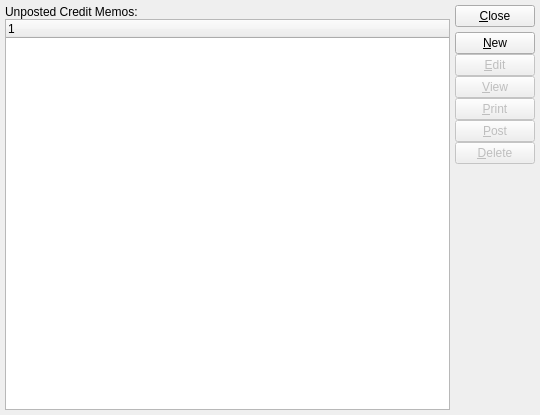
Before: the Qt Designer form guiclient/unpostedCreditMemos.ui in Pegasus-RPG/xtuple-client, drawn with Qt 5.
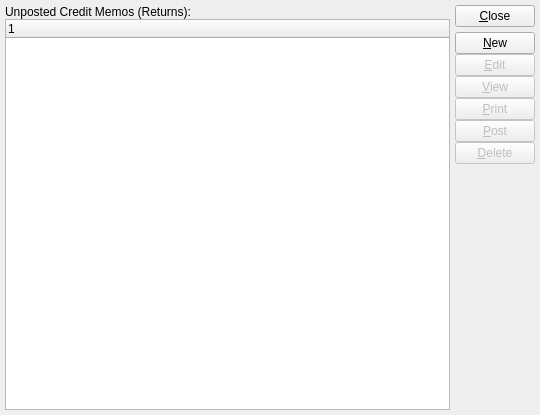
After: the same form once the commit is applied. Custom widgets are drawn as their Qt base class.

Commit message: Issue #26802: Revert Sales Credit Memo namin based on feedback

Patch:
```diff
--- a/guiclient/unpostedCreditMemos.ui
+++ b/guiclient/unpostedCreditMemos.ui
@@ -32,7 +32,7 @@
      <item>
       <widget class="QLabel" name="_unpostedCreditMemosList">
        <property name="text">
-        <string>Unposted Credit Memos:</string>
+        <string>Unposted Credit Memos (Returns):</string>
        </property>
       </widget>
      </item>
```
Left out of the diff: 4 changed lines with no effect on the pictures. The commit also changes 2 other files.
